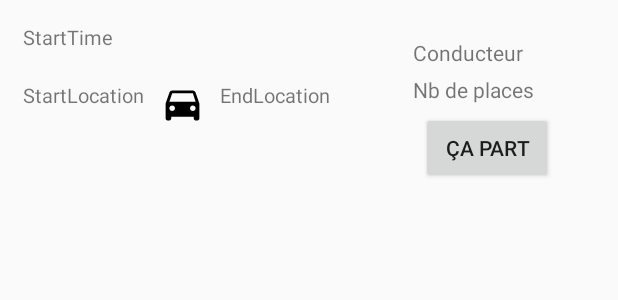
After one commit to bakkouch-mhammed/covoit-massy, an Android app: the layout adapter_rides.xml on its own in the app's theme, with its tools: preview values and no code run, on a phone screen of 412 x 824 dp. The commit adds this screen. Shown: the top 300 px of the screen. Run offline under Robolectric (Android 15) with nearby library versions, the phone set to English and light mode, and no system bars.

Commit message:
list des rides non finalisée

```diff
--- a/app/build.gradle
+++ b/app/build.gradle
@@ -29,5 +29,6 @@ dependencies {
     implementation 'com.google.firebase:firebase-core:16.0.1'
     implementation 'com.google.firebase:firebase-auth:15.1.0'
     implementation 'com.google.firebase:firebase-database:15.0.0'
+    implementation 'com.firebase:firebase-client-android:2.4.0'
 }
 apply plugin: 'com.google.gms.google-services'
--- a/app/src/main/java/fr/massy/covoit/covoit_massy/UserActivity.java
+++ b/app/src/main/java/fr/massy/covoit/covoit_massy/UserActivity.java
@@ -7,9 +7,11 @@ import android.support.v4.app.Fragment;
 import android.support.v7.app.AppCompatActivity;
 import android.view.MenuItem;
 
+import fr.massy.covoit.covoit_massy.fragments.HomeFragment;
+import fr.massy.covoit.covoit_massy.fragments.ProfilFragment;
+import fr.massy.covoit.covoit_massy.fragments.RidesFragment;
+
 public class UserActivity extends AppCompatActivity implements BottomNavigationView.OnNavigationItemSelectedListener{
-
-
     @Override
     protected void onCreate(Bundle savedInstanceState) {
         super.onCreate(savedInstanceState);
--- a/app/src/main/java/fr/massy/covoit/covoit_massy/ProfilFragment.java
+++ b/app/src/main/java/fr/massy/covoit/covoit_massy/fragments/ProfilFragment.java
@@ -1,4 +1,4 @@
-package fr.massy.covoit.covoit_massy;
+package fr.massy.covoit.covoit_massy.fragments;
 
 import android.content.Intent;
 import android.os.Bundle;
@@ -16,6 +16,9 @@ import com.google.firebase.database.DatabaseError;
 import com.google.firebase.database.DatabaseReference;
 import com.google.firebase.database.FirebaseDatabase;
 import com.google.firebase.database.ValueEventListener;
+
+import fr.massy.covoit.covoit_massy.MainActivity;
+import fr.massy.covoit.covoit_massy.R;
 
 public class ProfilFragment extends Fragment {
     private EditText modifname;
--- a/app/src/main/java/fr/massy/covoit/covoit_massy/RidesFragment.java
+++ b/app/src/main/java/fr/massy/covoit/covoit_massy/fragments/RidesFragment.java
@@ -1,4 +1,4 @@
-package fr.massy.covoit.covoit_massy;
+package fr.massy.covoit.covoit_massy.fragments;
 
 import android.os.Bundle;
 import android.support.annotation.Nullable;
@@ -6,6 +6,8 @@ import android.support.v4.app.Fragment;
 import android.view.LayoutInflater;
 import android.view.View;
 import android.view.ViewGroup;
+
+import fr.massy.covoit.covoit_massy.R;
 
 public class RidesFragment extends Fragment {
     @Nullable
--- /dev/null
+++ b/app/src/main/res/layout/adapter_rides.xml
@@ -0,0 +1,81 @@
+<?xml version="1.0" encoding="utf-8"?>
+<LinearLayout xmlns:android="http://schemas.android.com/apk/res/android"
+    xmlns:tools="http://schemas.android.com/tools"
+    android:layout_width="match_parent"
+    android:layout_height="match_parent"
+    >
+    <LinearLayout
+        android:layout_width="wrap_content"
+        android:layout_height="wrap_content"
+        android:orientation="horizontal"
+        android:layout_margin="5dp">
+    <LinearLayout
+        android:layout_width="250dp"
+        android:layout_height="wrap_content"
+        android:layout_margin="10dp"
+        android:orientation="vertical">
+        <TextView
+            android:id="@+id/ride_start_time"
+            android:layout_width="wrap_content"
+            android:layout_height="wrap_content"
+            android:text="StartTime"
+            android:layout_marginBottom="20dp"
+            android:textSize="13dp" />
+        <LinearLayout
+            android:layout_width="match_parent"
+            android:layout_height="match_parent"
+            android:orientation="horizontal">
+            <TextView
+                android:id="@+id/ride_start_location"
+                android:layout_width="wrap_content"
+                android:layout_height="wrap_content"
+                android:layout_alignParentStart="true"
+                android:layout_alignParentTop="true"
+                android:text="StartLocation"
+                android:textSize="13dp"
+                android:layout_alignParentLeft="true"
+                tools:ignore="RtlCompat" />
+            <ImageView
+                android:layout_width="30dp"
+                android:layout_height="30dp"
+                android:background="@drawable/ic_car"
+                android:layout_marginHorizontal="10dp"
+                />
+            <TextView
+                android:id="@+id/ride_end_location"
+                android:layout_width="wrap_content"
+                android:layout_height="wrap_content"
+                android:layout_alignParentStart="true"
+                android:layout_alignParentTop="true"
+                android:text="EndLocation"
+                android:textSize="13dp"
+                android:layout_alignParentLeft="true"
+                tools:ignore="RtlCompat" />
+        </LinearLayout>
+    </LinearLayout>
+        <LinearLayout
+            android:layout_width="wrap_content"
+            android:layout_height="wrap_content"
+            android:orientation="vertical">
+            <TextView
+                android:id="@+id/ride_driver"
+                android:layout_width="wrap_content"
+                android:layout_height="wrap_content"
+                android:text="Conducteur"
+                android:layout_marginTop="20dp"/>
+            <TextView
+                android:id="@+id/ride_nbseats"
+                android:layout_width="wrap_content"
+                android:layout_height="wrap_content"
+                android:text="Nb de places"
+                android:layout_marginTop="5dp"/>
+            <Button
+                android:id="@+id/button_ride_go"
+                android:layout_width="wrap_content"
+                android:layout_height="wrap_content"
+                android:layout_margin="5dp"
+                android:text="ça part"/>
+        </LinearLayout>
+    </LinearLayout>
+
+</LinearLayout>
```
Also changed, not shown: app/src/main/java/fr/massy/covoit/covoit_massy/HomeFragment.java (deleted, +0 -18 lines), app/src/main/java/fr/massy/covoit/covoit_massy/Ride.java (+21 -7 lines), app/src/main/java/fr/massy/covoit/covoit_massy/User.java (+0 -13 lines), app/src/main/java/fr/massy/covoit/covoit_massy/fragments/HomeFragment.java (added, +28 -0 lines), app/src/main/java/fr/massy/covoit/covoit_massy/fragments/firebaseclient/FirebaseClient.java (added, +84 -0 lines), app/src/main/java/fr/massy/covoit/covoit_massy/fragments/firebaseclient/adapter/HolderRides.java (added, +29 -0 lines), app/src/main/java/fr/massy/covoit/covoit_massy/fragments/firebaseclient/adapter/RidesAdapter.java (added, +75 -0 lines), app/src/main/res/layout/activity_home.xml (+6 -2 lines), 4 other files.
